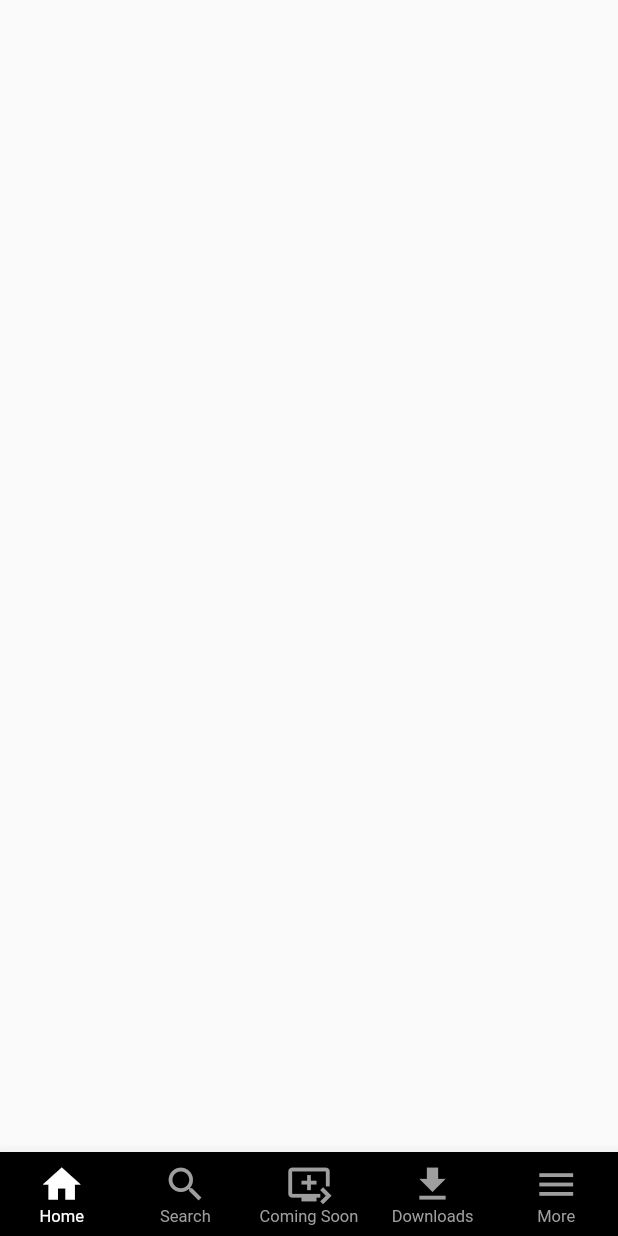
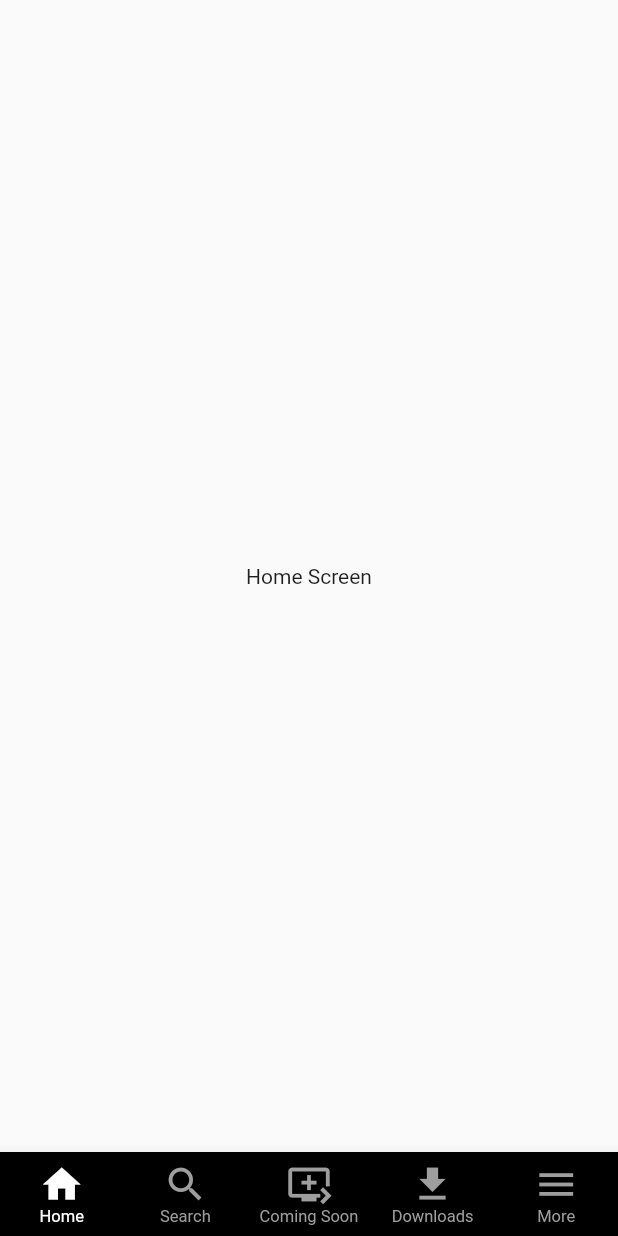
Before and after one commit to Monarene/flutter-netflix, a Flutter app: the NavScreen screen opened directly, on a phone screen of 412 x 824 dp. Run offline on Flutter 3.47's test engine with Material 2 defaults, Android fonts, the phone set to English and light mode, and no system bars; our stand-ins replace bloc, flutter_bloc.

Commit message:
new navbar setup 4

```diff
--- /dev/null
+++ b/lib/screens /HomeScreen.dart
@@ -0,0 +1,17 @@
+import 'package:flutter/material.dart';
+
+class HomeScreen extends StatefulWidget {
+  @override
+  _HomeScreenState createState() => _HomeScreenState();
+}
+
+class _HomeScreenState extends State<HomeScreen> {
+  @override
+  Widget build(BuildContext context) {
+    return Scaffold(
+      body: Center(
+        child: Text("Home Screen"),
+      ),
+    );
+  }
+}
--- a/lib/screens /NavScreen.dart
+++ b/lib/screens /NavScreen.dart
@@ -1,6 +1,7 @@
 import 'package:flutter/material.dart';
 import 'package:flutter_bloc/flutter_bloc.dart';
 import 'package:flutter_netflix_responsive_ui/cubits/cubits.dart';
+import 'package:flutter_netflix_responsive_ui/screens%20/HomeScreen.dart';
 
 class NavScreen extends StatefulWidget {
   @override
@@ -9,7 +10,7 @@ class NavScreen extends StatefulWidget {
 
 class _NavScreenState extends State<NavScreen> {
   final List<Widget> _screens = [
-    Scaffold(),
+    HomeScreen(),
     Scaffold(),
     Scaffold(),
     Scaffold(),
--- /dev/null
+++ b/lib/screens /screens.dart
@@ -0,0 +1 @@
+export 'NavScreen.dart';
```
